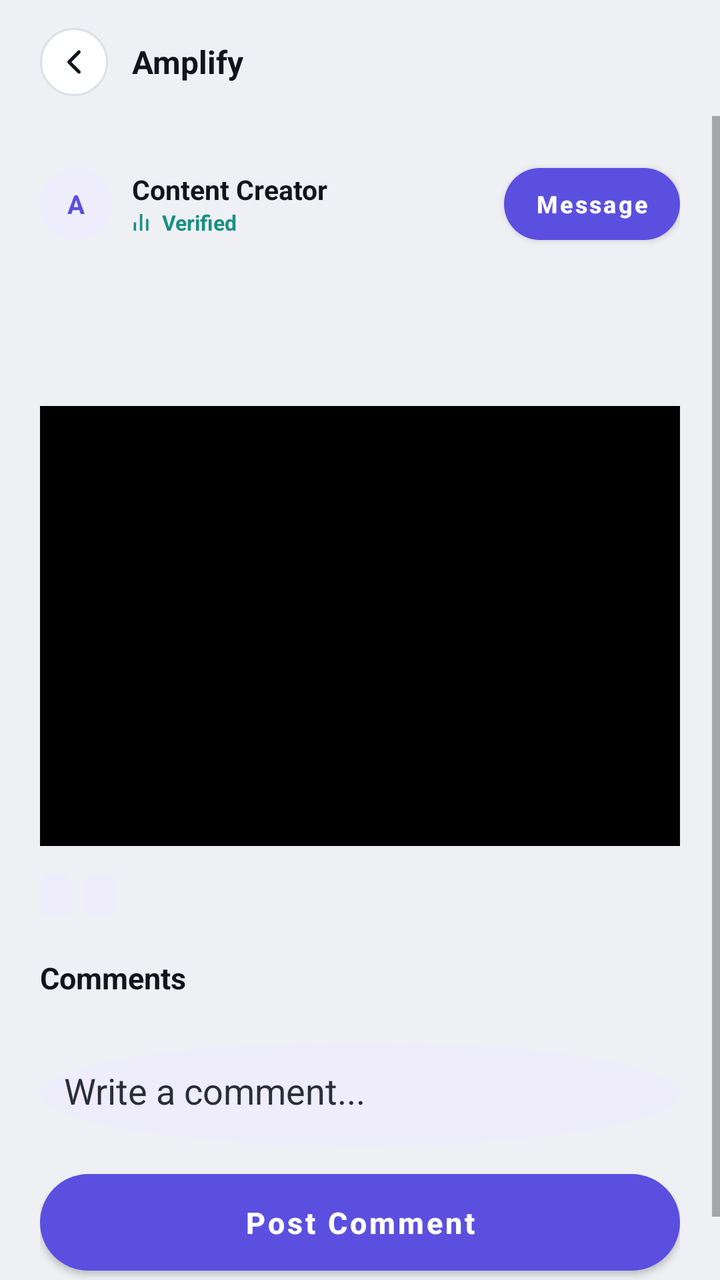
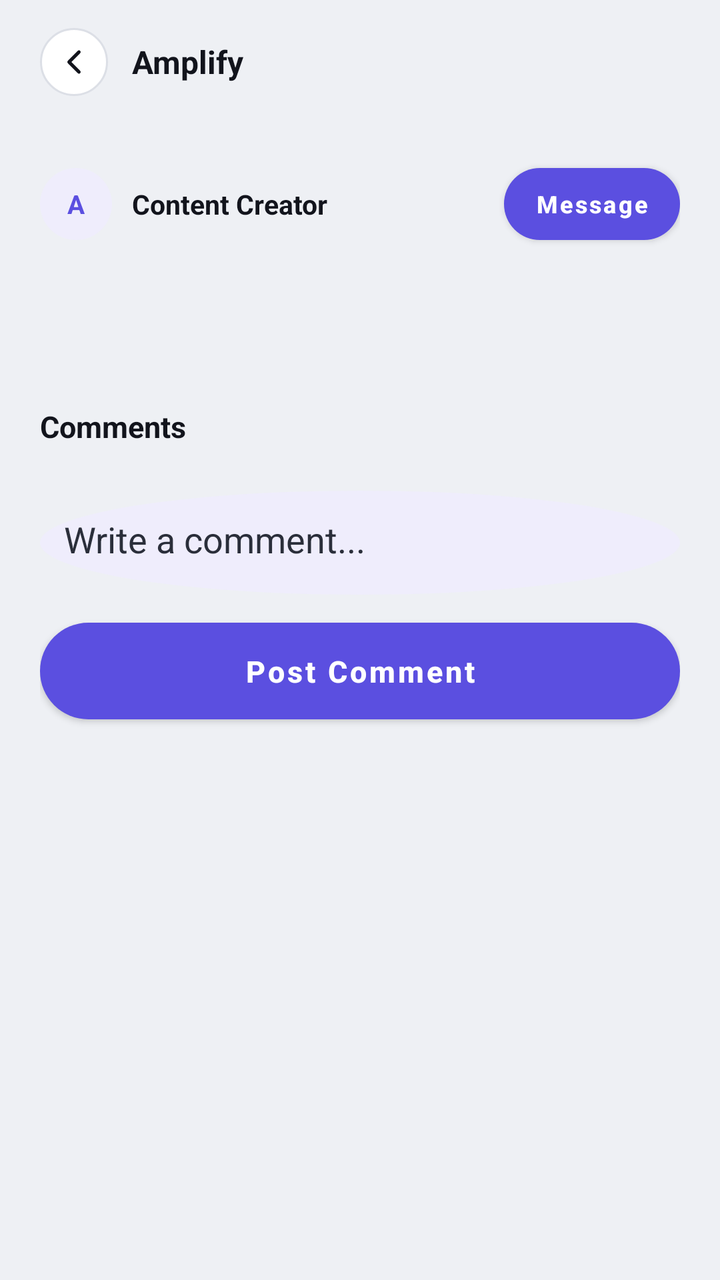

An Android layout rendered at two revisions. The XML below is the earlier revision; the diff shows what the commit changed to produce the second picture.
<!-- AndroidManifest.xml: application theme Theme.Amplify -->
<!-- res/layout/activity_view_post.xml -->
<?xml version="1.0" encoding="utf-8"?>
<LinearLayout xmlns:android="http://schemas.android.com/apk/res/android"
    android:layout_width="match_parent"
    android:layout_height="match_parent"
    android:background="@color/paper"
    android:orientation="vertical">

    
    <include
        android:id="@+id/header"
        layout="@layout/header_back" />

    <ScrollView
        android:layout_width="match_parent"
        android:layout_height="0dp"
        android:layout_weight="1"
        android:fillViewport="true">

        <LinearLayout
            android:layout_width="match_parent"
            android:layout_height="wrap_content"
            android:orientation="vertical"
            android:padding="20dp">

            
            <LinearLayout
                android:layout_width="match_parent"
                android:layout_height="wrap_content"
                android:layout_marginBottom="14dp"
                android:gravity="center_vertical"
                android:orientation="horizontal">

                <TextView
                    android:id="@+id/tvAvatar"
                    android:layout_width="36dp"
                    android:layout_height="36dp"
                    android:layout_marginEnd="10dp"
                    android:background="@drawable/bg_avatar_circle"
                    android:gravity="center"
                    android:text="A"
                    android:textColor="@color/accent"
                    android:textSize="13sp"
                    android:textStyle="bold" />

                <LinearLayout
                    android:layout_width="0dp"
                    android:layout_height="wrap_content"
                    android:layout_weight="1"
                    android:orientation="vertical">

                    <TextView
                        android:id="@+id/tvAuthorName"
                        android:layout_width="wrap_content"
                        android:layout_height="wrap_content"
                        android:text="Content Creator"
                        android:textColor="@color/ink"
                        android:textSize="13.5sp"
                        android:textStyle="bold" />

                    <LinearLayout
                        android:id="@+id/verifiedContainer"
                        android:layout_width="wrap_content"
                        android:layout_height="wrap_content"
                        android:gravity="center_vertical"
                        android:orientation="horizontal">

                        <ImageView
                            android:layout_width="12dp"
                            android:layout_height="9dp"
                            android:layout_marginEnd="3dp"
                            android:src="@drawable/ic_verified_mark" />

                        <TextView
                            android:layout_width="wrap_content"
                            android:layout_height="wrap_content"
                            android:text="Verified"
                            android:textColor="@color/teal"
                            android:textSize="10.5sp"
                            android:textStyle="bold" />

                    </LinearLayout>
                </LinearLayout>

                <com.google.android.material.button.MaterialButton
                    android:id="@+id/btnMessageCreator"
                    style="@style/Amplify.Button.Primary"
                    android:layout_width="wrap_content"
                    android:layout_height="wrap_content"
                    android:paddingStart="14dp"
                    android:paddingTop="6dp"
                    android:paddingEnd="14dp"
                    android:paddingBottom="6dp"
                    android:text="Message"
                    android:textSize="12sp" />

            </LinearLayout>

            
            <TextView
                android:id="@+id/tvPostTitle"
                android:layout_width="match_parent"
                android:layout_height="wrap_content"
                android:layout_marginBottom="8dp"
                android:textColor="@color/ink"
                android:textSize="18sp"
                android:textStyle="bold" />

            
            <TextView
                android:id="@+id/tvPostBody"
                android:layout_width="match_parent"
                android:layout_height="wrap_content"
                android:layout_marginBottom="12dp"
                android:lineSpacingMultiplier="1.4"
                android:textColor="@color/ink_soft"
                android:textSize="13.5sp" />

            
            <FrameLayout
                android:layout_width="match_parent"
                android:layout_height="220dp"
                android:layout_marginBottom="14dp"
                android:background="@android:color/black">

                <ImageView
                    android:id="@+id/ivPostMedia"
                    android:layout_width="match_parent"
                    android:layout_height="match_parent"
                    android:contentDescription="Post image"
                    android:scaleType="fitCenter"
                    android:visibility="gone" />

                <VideoView
                    android:id="@+id/videoPostMedia"
                    android:layout_width="match_parent"
                    android:layout_height="match_parent"
                    android:visibility="gone" />

            </FrameLayout>

            
            <LinearLayout
                android:layout_width="wrap_content"
                android:layout_height="wrap_content"
                android:layout_marginBottom="20dp"
                android:orientation="horizontal">

                <TextView
                    android:id="@+id/tvTagOne"
                    style="@style/Amplify.Tag"
                    android:layout_width="wrap_content"
                    android:layout_height="wrap_content"
                    android:layout_marginEnd="6dp" />

                <TextView
                    android:id="@+id/tvTagTwo"
                    style="@style/Amplify.Tag"
                    android:layout_width="wrap_content"
                    android:layout_height="wrap_content" />

            </LinearLayout>

            
            <TextView
                android:layout_width="wrap_content"
                android:layout_height="wrap_content"
                android:layout_marginBottom="10dp"
                android:text="Comments"
                android:textColor="@color/ink"
                android:textSize="15sp"
                android:textStyle="bold" />

            
            <LinearLayout
                android:id="@+id/commentContainer"
                android:layout_width="match_parent"
                android:layout_height="wrap_content"
                android:orientation="vertical" />

            
            <EditText
                android:id="@+id/etComment"
                android:layout_width="match_parent"
                android:layout_height="wrap_content"
                android:layout_marginTop="12dp"
                android:background="@drawable/bg_avatar_circle"
                android:gravity="top|start"
                android:hint="Write a comment..."
                android:inputType="textCapSentences|textMultiLine"
                android:maxLength="2000"
                android:minHeight="52dp"
                android:padding="12dp"
                android:textColor="@color/ink"
                android:textColorHint="@color/ink_soft" />

            <com.google.android.material.button.MaterialButton
                android:id="@+id/btnSubmitComment"
                style="@style/Amplify.Button.Primary"
                android:layout_width="match_parent"
                android:layout_height="wrap_content"
                android:layout_marginTop="8dp"
                android:layout_marginBottom="12dp"
                android:text="Post Comment" />

        </LinearLayout>
    </ScrollView>

</LinearLayout>
<!-- res/layout/header_back.xml (included above) -->
<?xml version="1.0" encoding="utf-8"?>
<LinearLayout xmlns:android="http://schemas.android.com/apk/res/android"
    android:layout_width="match_parent"
    android:layout_height="wrap_content"
    android:orientation="horizontal"
    android:gravity="center_vertical"
    android:paddingStart="20dp"
    android:paddingEnd="20dp"
    android:paddingTop="14dp"
    android:paddingBottom="10dp">

    <ImageButton
        android:id="@+id/btnBack"
        android:layout_width="34dp"
        android:layout_height="34dp"
        android:background="@drawable/bg_circle_button"
        android:src="@drawable/ic_back"
        android:padding="8dp"
        android:contentDescription="Back"
        android:layout_marginEnd="12dp" />

    <TextView
        android:id="@+id/tvHeaderTitle"
        android:layout_width="0dp"
        android:layout_height="wrap_content"
        android:layout_weight="1"
        android:text="Amplify"
        android:textSize="16sp"
        android:textStyle="bold"
        android:textColor="@color/ink" />

</LinearLayout>
<!-- resources referenced by this layout -->
<resources>
  <color name="accent">#5B4FE0</color>
  <color name="ink">#12141C</color>
  <color name="ink_soft">#2A2E3A</color>
  <color name="paper">#EEF0F4</color>
  <color name="teal">#1B8F82</color>
  <!-- drawable bg_avatar_circle (drawable) -->
  <?xml version="1.0" encoding="utf-8"?>
  <shape xmlns:android="http://schemas.android.com/apk/res/android" android:shape="oval">
      <solid android:color="@color/accent_soft" />
  </shape>
  <!-- drawable bg_circle_button (drawable) -->
  <?xml version="1.0" encoding="utf-8"?>
  <shape xmlns:android="http://schemas.android.com/apk/res/android" android:shape="oval">
      <solid android:color="@color/surface" />
      <stroke android:width="1dp" android:color="@color/line" />
  </shape>
  <!-- drawable ic_back (drawable) -->
  <vector xmlns:android="http://schemas.android.com/apk/res/android"
      android:width="20dp" android:height="20dp" android:viewportWidth="24" android:viewportHeight="24">
      <path android:pathData="M15,18L9,12L15,6" android:strokeColor="#12141C" android:strokeWidth="2" android:strokeLineCap="round" android:strokeLineJoin="round" />
  </vector>
  <!-- drawable ic_verified_mark (drawable) -->
  <vector xmlns:android="http://schemas.android.com/apk/res/android"
      android:width="14dp" android:height="10dp" android:viewportWidth="14" android:viewportHeight="10">
      <path android:pathData="M1,5H2.4V10H1Z" android:fillColor="#1B8F82" />
      <path android:pathData="M4.6,0H6V10H4.6Z" android:fillColor="#1B8F82" />
      <path android:pathData="M8.2,3H9.6V10H8.2Z" android:fillColor="#1B8F82" />
  </vector>
  <style name="Amplify.Button.Primary" parent="Widget.MaterialComponents.Button">
          <item name="backgroundTint">@color/accent</item>
          <item name="cornerRadius">28dp</item>
          <item name="android:textAllCaps">false</item>
          <item name="android:textSize">15sp</item>
          <item name="android:textStyle">bold</item>
          <item name="android:paddingTop">14dp</item>
          <item name="android:paddingBottom">14dp</item>
      </style>
  <style name="Amplify.Tag" parent="">
          <item name="android:background">@drawable/bg_tag</item>
          <item name="android:textColor">@color/accent</item>
          <item name="android:textSize">10sp</item>
          <item name="android:fontFamily">monospace</item>
          <item name="android:paddingStart">8dp</item>
          <item name="android:paddingEnd">8dp</item>
          <item name="android:paddingTop">4dp</item>
          <item name="android:paddingBottom">4dp</item>
      </style>
  <style name="Theme.Amplify" parent="Theme.MaterialComponents.Light.NoActionBar">
          <item name="colorPrimary">@color/accent</item>
          <item name="colorPrimaryDark">@color/ink</item>
          <item name="colorAccent">@color/accent</item>
          <item name="android:windowBackground">@color/paper</item>
          <item name="android:statusBarColor">@color/surface</item>
          <item name="android:windowLightStatusBar">true</item>
      </style>
  <color name="accent_soft">#EFEDFC</color>
  <color name="surface">#FFFFFF</color>
  <color name="line">#DCDFE6</color>
  <!-- drawable bg_tag (drawable) -->
  <?xml version="1.0" encoding="utf-8"?>
  <shape xmlns:android="http://schemas.android.com/apk/res/android" android:shape="rectangle">
      <solid android:color="@color/accent_soft" />
      <corners android:radius="6dp" />
  </shape>
</resources>

<!-- the commit's change to res/layout/activity_view_post.xml (unified diff, before → after) -->
@@ -62,7 +62,8 @@
                         android:layout_width="wrap_content"
                         android:layout_height="wrap_content"
                         android:gravity="center_vertical"
-                        android:orientation="horizontal">
+                        android:orientation="horizontal"
+                        android:visibility="gone">
 
                         <ImageView
                             android:layout_width="12dp"
@@ -117,10 +118,11 @@
 
             
             <FrameLayout
+                android:id="@+id/mediaContainer"
                 android:layout_width="match_parent"
                 android:layout_height="220dp"
                 android:layout_marginBottom="14dp"
-                android:background="@android:color/black">
+                android:visibility="gone">
 
                 <ImageView
                     android:id="@+id/ivPostMedia"
@@ -140,10 +142,12 @@
 
             
             <LinearLayout
+                android:id="@+id/tagContainer"
                 android:layout_width="wrap_content"
                 android:layout_height="wrap_content"
                 android:layout_marginBottom="20dp"
-                android:orientation="horizontal">
+                android:orientation="horizontal"
+                android:visibility="gone">
 
                 <TextView
                     android:id="@+id/tvTagOne"
